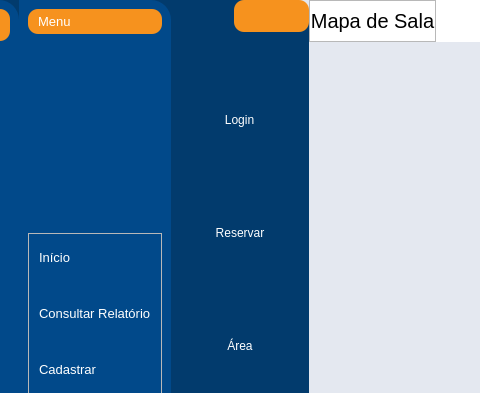
Old version of the form App/view/ui/home.ui in the repository Senac-SOR-ADS/Mapa-de-Sala; both pictures show x 98 to 578 and y 0 to 393 of the 1260 by 777 pixel window.
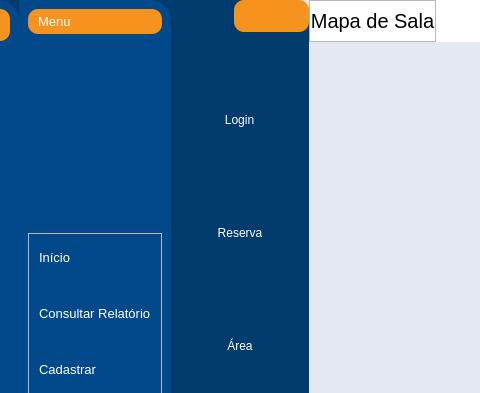
New version of the form. The open tabs and pages were chosen to show the change. Icons and pictures are not drawn.

```diff
--- a/App/view/ui/home.ui
+++ b/App/view/ui/home.ui
@@ -965,7 +965,7 @@
                        <cursorShape>PointingHandCursor</cursorShape>
                       </property>
                       <property name="text">
-                       <string>Reservar</string>
+                       <string>Reserva</string>
                       </property>
                       <property name="autoExclusive">
                        <bool>true</bool>
```
Left out of the diff: 2 changed lines with no effect on the pictures.
